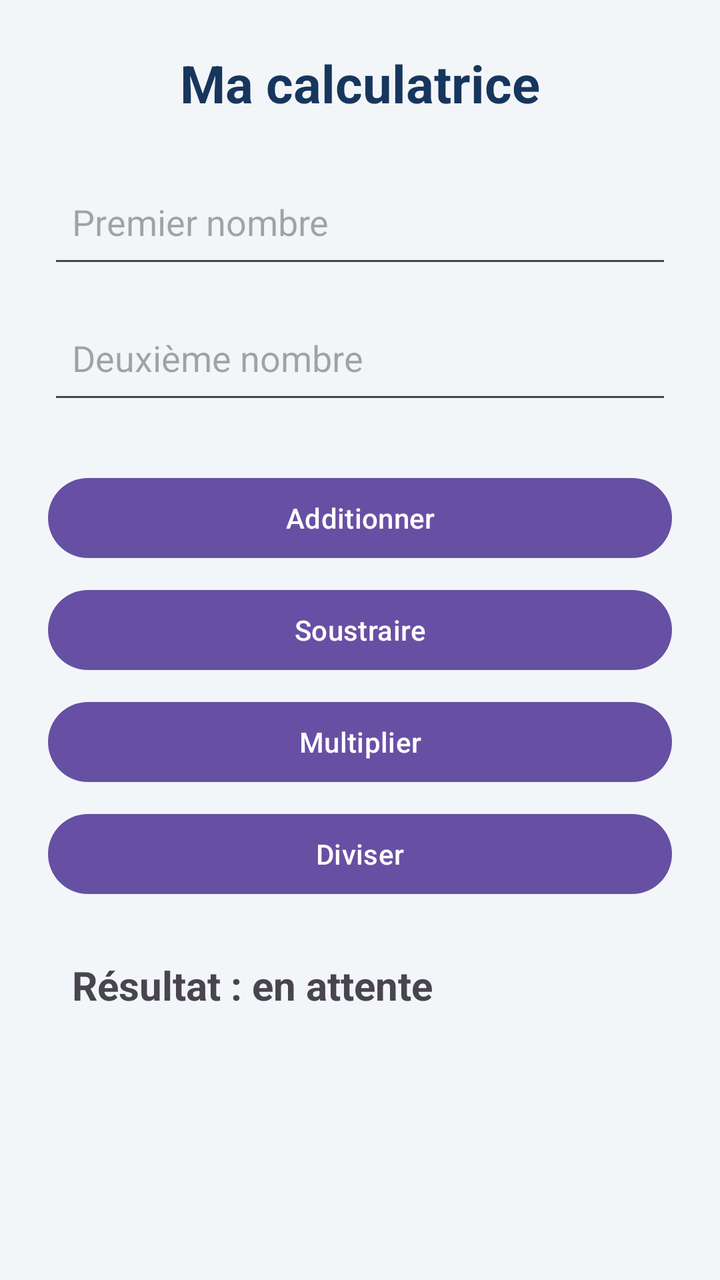
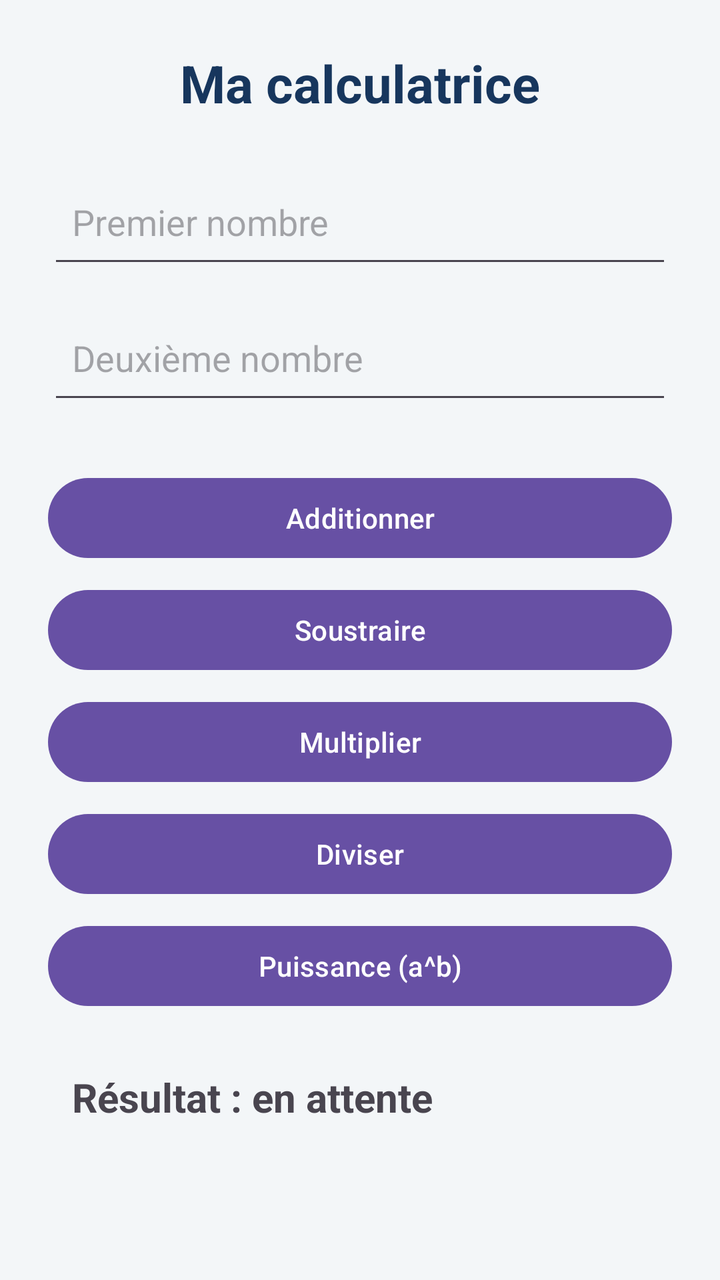

Two renders of the same Android screen: before a commit and after it. Below are the layout's source before the change and the commit's diff.
<!-- AndroidManifest.xml: application theme Theme.TP1_Calculatrice -->
<!-- res/layout/activity_main.xml -->
<?xml version="1.0" encoding="utf-8"?>
<LinearLayout xmlns:android="http://schemas.android.com/apk/res/android"
    xmlns:tools="http://schemas.android.com/tools"
    android:id="@+id/main"
    android:layout_width="match_parent"
    android:layout_height="match_parent"
    android:background="#F3F6F8"
    android:gravity="center_horizontal"
    android:orientation="vertical"
    android:padding="24dp"
    tools:context=".MainActivity">

    
    <TextView
        android:layout_width="match_parent"
        android:layout_height="wrap_content"
        android:gravity="center"
        android:text="Ma calculatrice"
        android:textColor="#17365D"
        android:textSize="26sp"
        android:textStyle="bold" />

    
    <EditText
        android:id="@+id/etPremierNombre"
        android:layout_width="match_parent"
        android:layout_height="wrap_content"
        android:layout_marginTop="24dp"
        android:layout_marginBottom="12dp"
        android:hint="Premier nombre"
        android:inputType="numberDecimal|numberSigned"
        android:minHeight="56dp"
        android:padding="12dp" />
    
    <EditText
        android:id="@+id/etDeuxiemeNombre"
        android:layout_width="match_parent"
        android:layout_height="wrap_content"
        android:layout_marginBottom="20dp"
        android:hint="Deuxième nombre"
        android:inputType="numberDecimal|numberSigned"
        android:minHeight="56dp"
        android:padding="12dp" />
    
    <Button
        android:id="@+id/btnAddition"
        android:layout_width="match_parent"
        android:layout_height="wrap_content"
        android:layout_marginTop="8dp"
        android:text="Additionner" />
    
    <Button
        android:id="@+id/btnSoustraction"
        android:layout_width="match_parent"
        android:layout_height="wrap_content"
        android:layout_marginTop="8dp"
        android:text="Soustraire" />
    
    <Button
        android:id="@+id/btnMultiplication"
        android:layout_width="match_parent"
        android:layout_height="wrap_content"
        android:layout_marginTop="8dp"
        android:text="Multiplier" />
    
    <Button
        android:id="@+id/btnDivision"
        android:layout_width="match_parent"
        android:layout_height="wrap_content"
        android:layout_marginTop="8dp"
        android:text="Diviser" />
    
    <TextView
        android:id="@+id/tvResultat"
        android:layout_width="match_parent"
        android:layout_height="wrap_content"
        android:layout_marginTop="16dp"
        android:padding="12dp"
        android:text="Résultat : en attente"
        android:textSize="20sp"
        android:textStyle="bold" />
</LinearLayout>
<!-- resources referenced by this layout -->
<resources>
  <style name="Theme.TP1_Calculatrice" parent="Base.Theme.TP1_Calculatrice" />
  <style name="Base.Theme.TP1_Calculatrice" parent="Theme.Material3.DayNight.NoActionBar">
          
          
      </style>
</resources>

<!-- the commit's change to res/layout/activity_main.xml (unified diff, before → after) -->
@@ -70,6 +70,13 @@
         android:layout_marginTop="8dp"
         android:text="Diviser" />
     
+    <Button
+        android:id="@+id/btnPuissance"
+        android:layout_width="match_parent"
+        android:layout_height="wrap_content"
+        android:layout_marginTop="8dp"
+        android:text="Puissance (a^b)" />
+    
     <TextView
         android:id="@+id/tvResultat"
         android:layout_width="match_parent"
